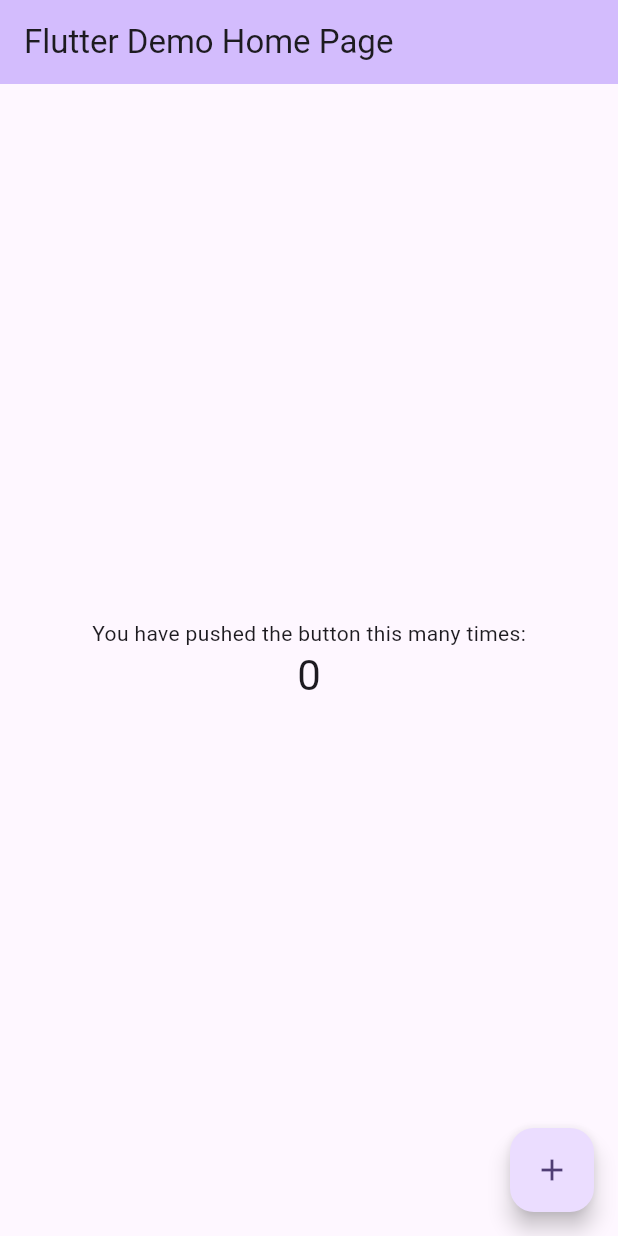
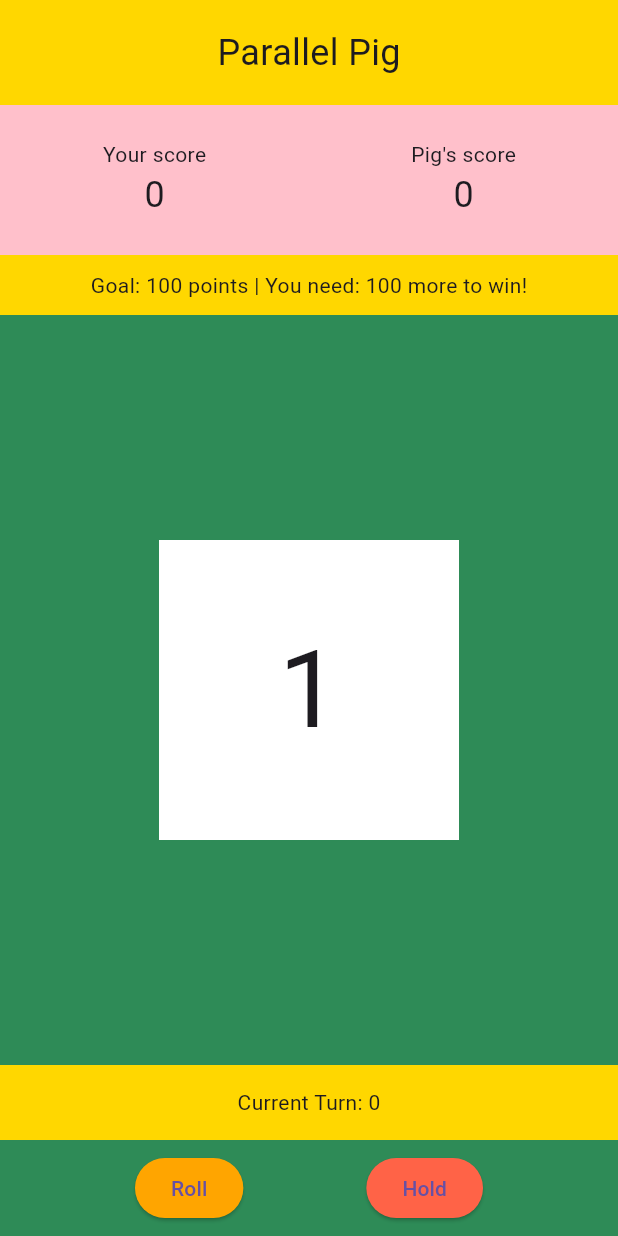
Before and after one commit to bserridge/Pig, a Flutter app: the screen it shows after launch, on a phone screen of 412 x 824 dp. Run offline on Flutter 3.47's test engine with Material 3 defaults, Android fonts, the phone set to English and light mode, and no system bars.

Commit message:
Copy-paste from Anthropic

```diff
--- a/parallel_pig_anthropic/lib/main.dart
+++ b/parallel_pig_anthropic/lib/main.dart
@@ -1,125 +1,134 @@
 import 'package:flutter/material.dart';
 
-void main() {
-  runApp(const MyApp());
-}
+void main() => runApp(ParallelPigGame());
 
-class MyApp extends StatelessWidget {
-  const MyApp({super.key});
-
-  // This widget is the root of your application.
+class ParallelPigGame extends StatelessWidget {
   @override
   Widget build(BuildContext context) {
     return MaterialApp(
-      title: 'Flutter Demo',
+      title: 'Parallel Pig',
       theme: ThemeData(
-        // This is the theme of your application.
-        //
-        // TRY THIS: Try running your application with "flutter run". You'll see
-        // the application has a purple toolbar. Then, without quitting the app,
-        // try changing the seedColor in the colorScheme below to Colors.green
-        // and then invoke "hot reload" (save your changes or press the "hot
-        // reload" button in a Flutter-supported IDE, or press "r" if you used
-        // the command line to start the app).
-        //
-        // Notice that the counter didn't reset back to zero; the application
-        // state is not lost during the reload. To reset the state, use hot
-        // restart instead.
-        //
-        // This works for code too, not just values: Most code changes can be
-        // tested with just a hot reload.
-        colorScheme: ColorScheme.fromSeed(seedColor: Colors.deepPurple),
-        useMaterial3: true,
+        primarySwatch: Colors.green,
       ),
-      home: const MyHomePage(title: 'Flutter Demo Home Page'),
+      home: GameScreen(),
     );
   }
 }
 
-class MyHomePage extends StatefulWidget {
-  const MyHomePage({super.key, required this.title});
-
-  // This widget is the home page of your application. It is stateful, meaning
-  // that it has a State object (defined below) that contains fields that affect
-  // how it looks.
-
-  // This class is the configuration for the state. It holds the values (in this
-  // case the title) provided by the parent (in this case the App widget) and
-  // used by the build method of the State. Fields in a Widget subclass are
-  // always marked "final".
-
-  final String title;
-
+class GameScreen extends StatefulWidget {
   @override
-  State<MyHomePage> createState() => _MyHomePageState();
+  _GameScreenState createState() => _GameScreenState();
 }
 
-class _MyHomePageState extends State<MyHomePage> {
-  int _counter = 0;
+class _GameScreenState extends State<GameScreen> {
+  int yourScore = 0;
+  int pigScore = 0;
+  int currentTurn = 0;
+  int diceValue = 1;
 
-  void _incrementCounter() {
+  void rollDice() {
     setState(() {
-      // This call to setState tells the Flutter framework that something has
-      // changed in this State, which causes it to rerun the build method below
-      // so that the display can reflect the updated values. If we changed
-      // _counter without calling setState(), then the build method would not be
-      // called again, and so nothing would appear to happen.
-      _counter++;
+      diceValue = 1 + (DateTime.now().millisecondsSinceEpoch % 6);
+      if (diceValue != 1) {
+        currentTurn += diceValue;
+      } else {
+        currentTurn = 0;
+        // Switch to AI turn (to be implemented)
+      }
+    });
+  }
+
+  void hold() {
+    setState(() {
+      yourScore += currentTurn;
+      currentTurn = 0;
+      // Switch to AI turn (to be implemented)
     });
   }
 
   @override
   Widget build(BuildContext context) {
-    // This method is rerun every time setState is called, for instance as done
-    // by the _incrementCounter method above.
-    //
-    // The Flutter framework has been optimized to make rerunning build methods
-    // fast, so that you can just rebuild anything that needs updating rather
-    // than having to individually change instances of widgets.
     return Scaffold(
-      appBar: AppBar(
-        // TRY THIS: Try changing the color here to a specific color (to
-        // Colors.amber, perhaps?) and trigger a hot reload to see the AppBar
-        // change color while the other colors stay the same.
-        backgroundColor: Theme.of(context).colorScheme.inversePrimary,
-        // Here we take the value from the MyHomePage object that was created by
-        // the App.build method, and use it to set our appbar title.
-        title: Text(widget.title),
-      ),
-      body: Center(
-        // Center is a layout widget. It takes a single child and positions it
-        // in the middle of the parent.
+      backgroundColor: Color(0xFF2E8B57), // Dark Sea Green
+      body: SafeArea(
         child: Column(
-          // Column is also a layout widget. It takes a list of children and
-          // arranges them vertically. By default, it sizes itself to fit its
-          // children horizontally, and tries to be as tall as its parent.
-          //
-          // Column has various properties to control how it sizes itself and
-          // how it positions its children. Here we use mainAxisAlignment to
-          // center the children vertically; the main axis here is the vertical
-          // axis because Columns are vertical (the cross axis would be
-          // horizontal).
-          //
-          // TRY THIS: Invoke "debug painting" (choose the "Toggle Debug Paint"
-          // action in the IDE, or press "p" in the console), to see the
-          // wireframe for each widget.
-          mainAxisAlignment: MainAxisAlignment.center,
           children: <Widget>[
-            const Text(
-              'You have pushed the button this many times:',
+            Container(
+              color: Color(0xFFFFD700), // Yellow
+              height: 70,
+              child: Center(child: Text('Parallel Pig', style: TextStyle(fontSize: 24))),
             ),
-            Text(
-              '$_counter',
-              style: Theme.of(context).textTheme.headlineMedium,
+            Row(
+              children: [
+                Expanded(
+                  child: Container(
+                    color: Color(0xFFFFC0CB), // Pink
+                    height: 100,
+                    child: Column(
+                      mainAxisAlignment: MainAxisAlignment.center,
+                      children: [
+                        Text('Your score'),
+                        Text('$yourScore', style: TextStyle(fontSize: 24)),
+                      ],
+                    ),
+                  ),
+                ),
+                Expanded(
+                  child: Container(
+                    color: Color(0xFFFFC0CB), // Pink
+                    height: 100,
+                    child: Column(
+                      mainAxisAlignment: MainAxisAlignment.center,
+                      children: [
+                        Text("Pig's score"),
+                        Text('$pigScore', style: TextStyle(fontSize: 24)),
+                      ],
+                    ),
+                  ),
+                ),
+              ],
+            ),
+            Container(
+              color: Color(0xFFFFD700), // Yellow
+              height: 40,
+              child: Center(child: Text('Goal: 100 points | You need: ${100 - yourScore} more to win!')),
+            ),
+            Expanded(
+              child: Center(
+                child: Container(
+                  width: 200,
+                  height: 200,
+                  color: Colors.white,
+                  child: Center(child: Text('$diceValue', style: TextStyle(fontSize: 72))),
+                ),
+              ),
+            ),
+            Container(
+              color: Color(0xFFFFD700), // Yellow
+              height: 50,
+              child: Center(child: Text('Current Turn: $currentTurn')),
+            ),
+            Padding(
+              padding: const EdgeInsets.all(8.0),
+              child: Row(
+                mainAxisAlignment: MainAxisAlignment.spaceEvenly,
+                children: [
+                  ElevatedButton(
+                    style: ElevatedButton.styleFrom(primary: Color(0xFFFFA500)), // Orange
+                    onPressed: rollDice,
+                    child: Text('Roll'),
+                  ),
+                  ElevatedButton(
+                    style: ElevatedButton.styleFrom(primary: Color(0xFFFF6347)), // Tomato Red
+                    onPressed: hold,
+                    child: Text('Hold'),
+                  ),
+                ],
+              ),
             ),
           ],
         ),
       ),
-      floatingActionButton: FloatingActionButton(
-        onPressed: _incrementCounter,
-        tooltip: 'Increment',
-        child: const Icon(Icons.add),
-      ), // This trailing comma makes auto-formatting nicer for build methods.
     );
   }
 }
```
